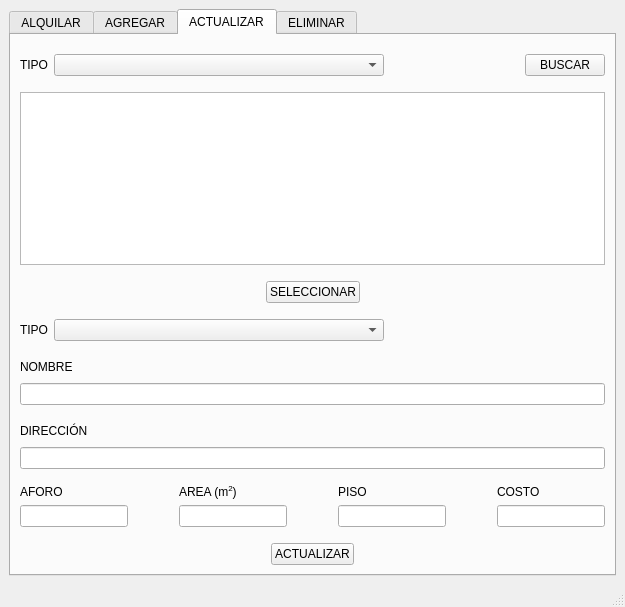
Before: the Qt Designer form mainwindow.ui in joisRomero/SistemaDeEventos, drawn with Qt 5.
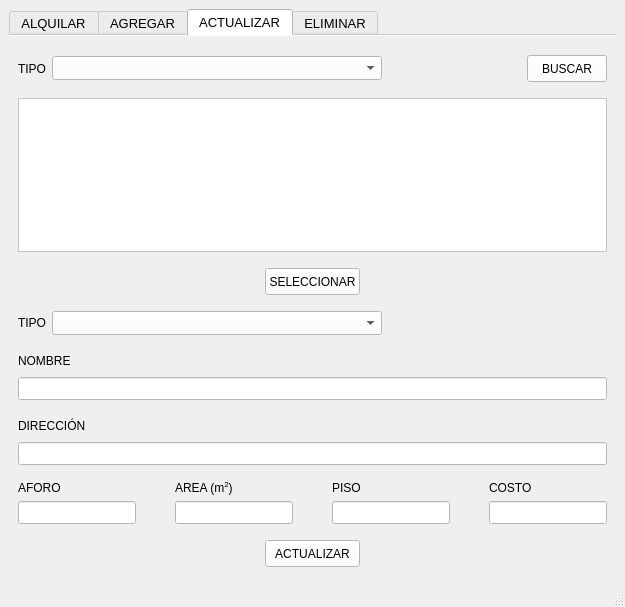
After: the same form once the commit is applied.

Commit message: Cambios sutiles en la interfaz, modificacion de tamanios

Diff of the .ui file:
```diff
--- a/mainwindow.ui
+++ b/mainwindow.ui
@@ -19,6 +19,12 @@
     <verstretch>0</verstretch>
    </sizepolicy>
   </property>
+  <property name="maximumSize">
+   <size>
+    <width>625</width>
+    <height>607</height>
+   </size>
+  </property>
   <property name="windowTitle">
    <string>Sistema de Eventos</string>
   </property>
@@ -26,9 +32,480 @@
    <layout class="QVBoxLayout" name="verticalLayout">
     <item>
      <widget class="QTabWidget" name="ventanas">
+      <property name="minimumSize">
+       <size>
+        <width>0</width>
+        <height>24</height>
+       </size>
+      </property>
+      <property name="palette">
+       <palette>
+        <active>
+         <colorrole role="WindowText">
+          <brush brushstyle="SolidPattern">
+           <color alpha="255">
+            <red>0</red>
+            <green>0</green>
+            <blue>0</blue>
+           </color>
+          </brush>
+         </colorrole>
+         <colorrole role="Button">
+          <brush brushstyle="SolidPattern">
+           <color alpha="255">
+            <red>255</red>
+            <green>255</green>
+            <blue>255</blue>
+           </color>
+          </brush>
+         </colorrole>
+         <colorrole role="Light">
+          <brush brushstyle="SolidPattern">
+           <color alpha="255">
+            <red>255</red>
+            <green>255</green>
+            <blue>255</blue>
+           </color>
+          </brush>
+         </colorrole>
+         <colorrole role="Midlight">
+          <brush brushstyle="SolidPattern">
+           <color alpha="255">
+            <red>255</red>
+            <green>255</green>
+            <blue>255</blue>
+           </color>
+          </brush>
+         </colorrole>
+         <colorrole role="Dark">
+          <brush brushstyle="SolidPattern">
+           <color alpha="255">
+            <red>127</red>
+            <green>127</green>
+            <blue>127</blue>
+           </color>
+          </brush>
+         </colorrole>
+         <colorrole role="Mid">
+          <brush brushstyle="SolidPattern">
+           <color alpha="255">
+            <red>170</red>
+            <green>170</green>
+            <blue>170</blue>
+           </color>
+          </brush>
+         </colorrole>
+         <colorrole role="Text">
+          <brush brushstyle="SolidPattern">
+           <color alpha="255">
+            <red>0</red>
+            <green>0</green>
+            <blue>0</blue>
+           </color>
+          </brush>
+         </colorrole>
+         <colorrole role="BrightText">
+          <brush brushstyle="SolidPattern">
+           <color alpha="255">
+            <red>255</red>
+            <green>255</green>
+            <blue>255</blue>
+           </color>
+          </brush>
+         </colorrole>
+         <colorrole role="ButtonText">
+          <brush brushstyle="SolidPattern">
+           <color alpha="255">
+            <red>0</red>
+            <green>0</green>
+            <blue>0</blue>
+           </color>
+          </brush>
+         </colorrole>
+         <colorrole role="Base">
+          <brush brushstyle="SolidPattern">
+           <color alpha="255">
+            <red>255</red>
+            <green>255</green>
+            <blue>255</blue>
+           </color>
+          </brush>
+         </colorrole>
+         <colorrole role="Window">
+          <brush brushstyle="SolidPattern">
+           <color alpha="255">
+            <red>255</red>
+            <green>255</green>
+            <blue>255</blue>
+           </color>
+          </brush>
+         </colorrole>
+         <colorrole role="Shadow">
+          <brush brushstyle="SolidPattern">
+           <color alpha="255">
+            <red>0</red>
+            <green>0</green>
+            <blue>0</blue>
+           </color>
+          </brush>
+         </colorrole>
+         <colorrole role="AlternateBase">
+          <brush brushstyle="SolidPattern">
+           <color alpha="255">
+            <red>255</red>
+            <green>255</green>
+            <blue>255</blue>
+           </color>
+          </brush>
+         </colorrole>
+         <colorrole role="ToolTipBase">
+          <brush brushstyle="SolidPattern">
+           <color alpha="255">
+            <red>255</red>
+            <green>255</green>
+            <blue>220</blue>
+           </color>
+          </brush>
+         </colorrole>
+         <colorrole role="ToolTipText">
+          <brush brushstyle="SolidPattern">
+           <color alpha="255">
+            <red>0</red>
+            <green>0</green>
+            <blue>0</blue>
+           </color>
+          </brush>
+         </colorrole>
+         <colorrole role="PlaceholderText">
+          <brush brushstyle="SolidPattern">
+           <color alpha="128">
+            <red>0</red>
+            <green>0</green>
+            <blue>0</blue>
+           </color>
+          </brush>
+         </colorrole>
+        </active>
+        <inactive>
+         <colorrole role="WindowText">
+          <brush brushstyle="SolidPattern">
+           <color alpha="255">
+            <red>0</red>
+            <green>0</green>
+            <blue>0</blue>
+           </color>
+          </brush>
+         </colorrole>
+         <colorrole role="Button">
+          <brush brushstyle="SolidPattern">
+           <color alpha="255">
+            <red>255</red>
+            <green>255</green>
+            <blue>255</blue>
+           </color>
+          </brush>
+         </colorrole>
+         <colorrole role="Light">
+          <brush brushstyle="SolidPattern">
+           <color alpha="255">
+            <red>255</red>
+            <green>255</green>
+            <blue>255</blue>
+           </color>
+          </brush>
+         </colorrole>
+         <colorrole role="Midlight">
+          <brush brushstyle="SolidPattern">
+           <color alpha="255">
+            <red>255</red>
+            <green>255</green>
+            <blue>255</blue>
+           </color>
+          </brush>
+         </colorrole>
+         <colorrole role="Dark">
+          <brush brushstyle="SolidPattern">
+           <color alpha="255">
+            <red>127</red>
+            <green>127</green>
+            <blue>127</blue>
+           </color>
+          </brush>
+         </colorrole>
+         <colorrole role="Mid">
+          <brush brushstyle="SolidPattern">
+           <color alpha="255">
+            <red>170</red>
+            <green>170</green>
+            <blue>170</blue>
+           </color>
+          </brush>
+         </colorrole>
+         <colorrole role="Text">
+          <brush brushstyle="SolidPattern">
+           <color alpha="255">
+            <red>0</red>
+            <green>0</green>
+            <blue>0</blue>
+           </color>
+          </brush>
+         </colorrole>
+         <colorrole role="BrightText">
+          <brush brushstyle="SolidPattern">
+           <color alpha="255">
+            <red>255</red>
+            <green>255</green>
+            <blue>255</blue>
+           </color>
+          </brush>
+         </colorrole>
+         <colorrole role="ButtonText">
+          <brush brushstyle="SolidPattern">
+           <color alpha="255">
+            <red>0</red>
+            <green>0</green>
+            <blue>0</blue>
+           </color>
+          </brush>
+         </colorrole>
+         <colorrole role="Base">
+          <brush brushstyle="SolidPattern">
+           <color alpha="255">
+            <red>255</red>
+            <green>255</green>
+            <blue>255</blue>
+           </color>
+          </brush>
+         </colorrole>
+         <colorrole role="Window">
+          <brush brushstyle="SolidPattern">
+           <color alpha="255">
+            <red>255</red>
+            <green>255</green>
+            <blue>255</blue>
+           </color>
+          </brush>
+         </colorrole>
+         <colorrole role="Shadow">
+          <brush brushstyle="SolidPattern">
+           <color alpha="255">
+            <red>0</red>
+            <green>0</green>
+            <blue>0</blue>
+           </color>
+          </brush>
+         </colorrole>
+         <colorrole role="AlternateBase">
+          <brush brushstyle="SolidPattern">
+           <color alpha="255">
+            <red>255</red>
+            <green>255</green>
+            <blue>255</blue>
+           </color>
+          </brush>
+         </colorrole>
+         <colorrole role="ToolTipBase">
+          <brush brushstyle="SolidPattern">
+           <color alpha="255">
+            <red>255</red>
+            <green>255</green>
+            <blue>220</blue>
+           </color>
+          </brush>
+         </colorrole>
+         <colorrole role="ToolTipText">
+          <brush brushstyle="SolidPattern">
+           <color alpha="255">
+            <red>0</red>
+            <green>0</green>
+            <blue>0</blue>
+           </color>
+          </brush>
+         </colorrole>
+         <colorrole role="PlaceholderText">
+          <brush brushstyle="SolidPattern">
+           <color alpha="128">
+            <red>0</red>
+            <green>0</green>
+            <blue>0</blue>
+           </color>
+          </brush>
+         </colorrole>
+        </inactive>
+        <disabled>
+         <colorrole role="WindowText">
+          <brush brushstyle="SolidPattern">
+           <color alpha="255">
+            <red>127</red>
+            <green>127</green>
+            <blue>127</blue>
+           </color>
+          </brush>
+         </colorrole>
+         <colorrole role="Button">
+          <brush brushstyle="SolidPattern">
+           <color alpha="255">
+            <red>255</red>
+            <green>255</green>
+            <blue>255</blue>
+           </color>
+          </brush>
+         </colorrole>
+         <colorrole role="Light">
+          <brush brushstyle="SolidPattern">
+           <color alpha="255">
+            <red>255</red>
+            <green>255</green>
+            <blue>255</blue>
+           </color>
+          </brush>
+         </colorrole>
+         <colorrole role="Midlight">
+          <brush brushstyle="SolidPattern">
+           <color alpha="255">
+            <red>255</red>
+            <green>255</green>
+            <blue>255</blue>
+           </color>
+          </brush>
+         </colorrole>
+         <colorrole role="Dark">
+          <brush brushstyle="SolidPattern">
+           <color alpha="255">
+            <red>127</red>
+            <green>127</green>
+            <blue>127</blue>
+           </color>
+          </brush>
+         </colorrole>
+         <colorrole role="Mid">
+          <brush brushstyle="SolidPattern">
+           <color alpha="255">
+            <red>170</red>
+            <green>170</green>
+            <blue>170</blue>
+           </color>
+          </brush>
+         </colorrole>
+         <colorrole role="Text">
+          <brush brushstyle="SolidPattern">
+           <color alpha="255">
+            <red>127</red>
+            <green>127</green>
+            <blue>127</blue>
+           </color>
+          </brush>
+         </colorrole>
+         <colorrole role="BrightText">
+          <brush brushstyle="SolidPattern">
+           <color alpha="255">
+            <red>255</red>
+            <green>255</green>
+            <blue>255</blue>
+           </color>
+          </brush>
+         </colorrole>
+         <colorrole role="ButtonText">
+          <brush brushstyle="SolidPattern">
+           <color alpha="255">
+            <red>127</red>
+            <green>127</green>
+            <blue>127</blue>
+           </color>
+          </brush>
+         </colorrole>
+         <colorrole role="Base">
+          <brush brushstyle="SolidPattern">
+           <color alpha="255">
+            <red>255</red>
+            <green>255</green>
+            <blue>255</blue>
+           </color>
+          </brush>
+         </colorrole>
+         <colorrole role="Window">
+          <brush brushstyle="SolidPattern">
+           <color alpha="255">
+            <red>255</red>
+            <green>255</green>
+            <blue>255</blue>
+           </color>
+          </brush>
+         </colorrole>
+         <colorrole role="Shadow">
+          <brush brushstyle="SolidPattern">
+           <color alpha="255">
+            <red>0</red>
+            <green>0</green>
+            <blue>0</blue>
+           </color>
+          </brush>
+         </colorrole>
+         <colorrole role="AlternateBase">
+          <brush brushstyle="SolidPattern">
+           <color alpha="255">
+            <red>255</red>
+            <green>255</green>
+            <blue>255</blue>
+           </color>
+          </brush>
+         </colorrole>
+         <colorrole role="ToolTipBase">
+          <brush brushstyle="SolidPattern">
+           <color alpha="255">
+            <red>255</red>
+            <green>255</green>
+            <blue>220</blue>
+           </color>
+          </brush>
+         </colorrole>
+         <colorrole role="ToolTipText">
+          <brush brushstyle="SolidPattern">
+           <color alpha="255">
+            <red>0</red>
+            <green>0</green>
+            <blue>0</blue>
+           </color>
+          </brush>
+         </colorrole>
+         <colorrole role="PlaceholderText">
+          <brush brushstyle="SolidPattern">
+           <color alpha="128">
+            <red>0</red>
+            <green>0</green>
+            <blue>0</blue>
+           </color>
+          </brush>
+         </colorrole>
+        </disabled>
+       </palette>
+      </property>
+      <property name="font">
+       <font>
+        <pointsize>10</pointsize>
+       </font>
+      </property>
+      <property name="contextMenuPolicy">
+       <enum>Qt::DefaultContextMenu</enum>
+      </property>
+      <property name="tabPosition">
+       <enum>QTabWidget::North</enum>
+      </property>
+      <property name="tabShape">
+       <enum>QTabWidget::Rounded</enum>
+      </property>
       <property name="currentIndex">
        <number>2</number>
       </property>
+      <property name="documentMode">
+       <bool>true</bool>
+      </property>
+      <property name="tabsClosable">
+       <bool>false</bool>
+      </property>
+      <property name="movable">
+       <bool>true</bool>
+      </property>
       <widget class="QWidget" name="ventanaAlquilar">
        <attribute name="title">
         <string>ALQUILAR</string>
@@ -632,7 +1109,7 @@
             <property name="minimumSize">
              <size>
               <width>330</width>
-              <height>0</height>
+              <height>24</height>
              </size>
             </property>
            </widget>
@@ -652,6 +1129,17 @@
           </item>
           <item>
            <widget class="QPushButton" name="btnBuscarActualizar">
+            <property name="minimumSize">
+             <size>
+              <width>0</width>
+              <height>27</height>
+             </size>
+            </property>
+            <property name="font">
+             <font>
+              <pointsize>9</pointsize>
+             </font>
+            </property>
             <property name="text">
              <string>BUSCAR</string>
             </property>
@@ -682,6 +1170,12 @@
           </item>
           <item>
            <widget class="QPushButton" name="btnSeleccionarActualizar">
+            <property name="minimumSize">
+             <size>
+              <width>95</width>
+              <height>27</height>
+             </size>
+            </property>
             <property name="font">
              <font>
               <pointsize>9</pointsize>
@@ -733,7 +1227,7 @@
             <property name="minimumSize">
              <size>
               <width>330</width>
-              <height>0</height>
+              <height>24</height>
              </size>
             </property>
            </widget>
@@ -788,7 +1282,14 @@
          </layout>
         </item>
         <item>
-         <widget class="QLineEdit" name="nombreActualizar"/>
+         <widget class="QLineEdit" name="nombreActualizar">
+          <property name="minimumSize">
+           <size>
+            <width>0</width>
+            <height>23</height>
+           </size>
+          </property>
+         </widget>
         </item>
         <item>
          <layout class="QHBoxLayout" name="horizontalLayout_21">
@@ -825,7 +1326,14 @@
          </layout>
         </item>
         <item>
-         <widget class="QLineEdit" name="direccionActualizar"/>
+         <widget class="QLineEdit" name="direccionActualizar">
+          <property name="minimumSize">
+           <size>
+            <width>0</width>
+            <height>23</height>
+           </size>
+          </property>
+         </widget>
         </item>
         <item>
          <layout class="QHBoxLayout" name="horizontalLayout_17">
@@ -849,7 +1357,14 @@
              </widget>
             </item>
             <item>
-             <widget class="QLineEdit" name="aforoActualizar"/>
+             <widget class="QLineEdit" name="aforoActualizar">
+              <property name="minimumSize">
+               <size>
+                <width>0</width>
+                <height>23</height>
+               </size>
+              </property>
+             </widget>
             </item>
            </layout>
           </item>
@@ -883,7 +1398,14 @@
              </widget>
             </item>
             <item>
-             <widget class="QLineEdit" name="areaActualizar"/>
+             <widget class="QLineEdit" name="areaActualizar">
+              <property name="minimumSize">
+               <size>
+                <width>0</width>
+                <height>23</height>
+               </size>
+              </property>
+             </widget>
             </item>
            </layout>
           </item>
@@ -917,7 +1439,14 @@
              </widget>
             </item>
             <item>
-             <widget class="QLineEdit" name="pisoActualizar"/>
+             <widget class="QLineEdit" name="pisoActualizar">
+              <property name="minimumSize">
+               <size>
+                <width>0</width>
+                <height>23</height>
+               </size>
+              </property>
+             </widget>
             </item>
            </layout>
           </item>
@@ -951,7 +1480,14 @@
              </widget>
             </item>
             <item>
-             <widget class="QLineEdit" name="costoActualizar"/>
+             <widget class="QLineEdit" name="costoActualizar">
+              <property name="minimumSize">
+               <size>
+                <width>0</width>
+                <height>23</height>
+               </size>
+              </property>
+             </widget>
             </item>
            </layout>
           </item>
@@ -977,6 +1513,12 @@
           </item>
           <item>
            <widget class="QPushButton" name="btnActualizar">
+            <property name="minimumSize">
+             <size>
+              <width>95</width>
+              <height>27</height>
+             </size>
+            </property>
             <property name="font">
              <font>
               <pointsize>9</pointsize>
```
Left out of the diff: 140 changed lines with no effect on the pictures.
